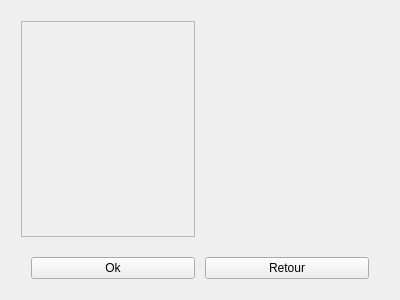
The window that app/view/forms/gamecharacters.ui (r0nd0ud0u/qt-rpg) describes before a commit, drawn with Qt 5.
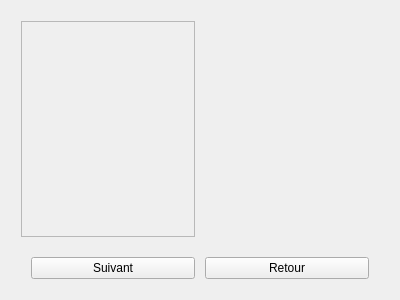
The same window after the commit. Custom widgets are drawn as their Qt base class.

The edit to the form file:
```diff
--- a/app/view/forms/gamecharacters.ui
+++ b/app/view/forms/gamecharacters.ui
@@ -113,7 +113,7 @@
        <item>
         <widget class="QPushButton" name="pushButton_2">
          <property name="text">
-          <string>Ok</string>
+          <string>Suivant</string>
          </property>
         </widget>
        </item>
```
Left out of the diff: 2 changed lines with no effect on the pictures.
